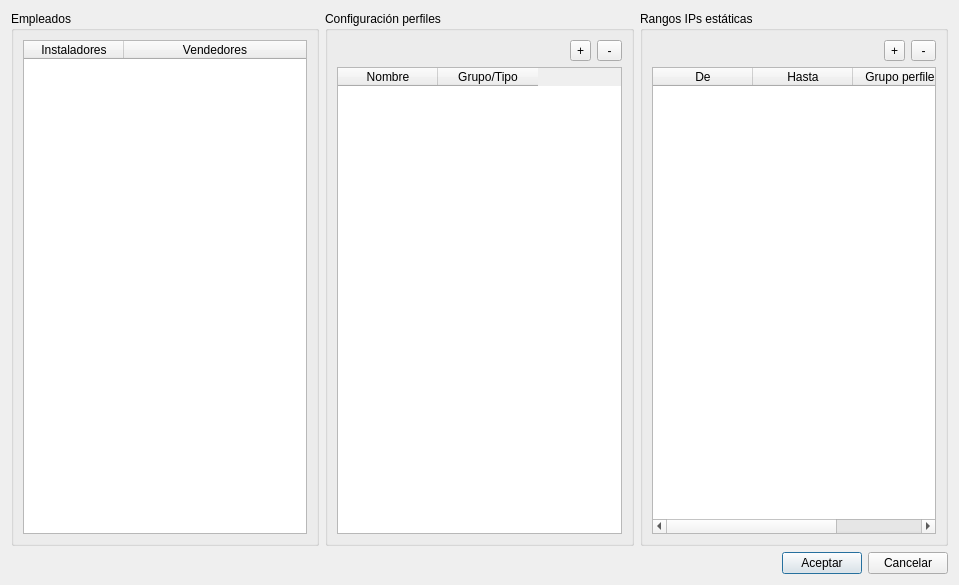
Before: the Qt Designer form Dialogs/DlgConfiguracion.ui in silderan/QMikPPPManager, drawn with Qt 5.
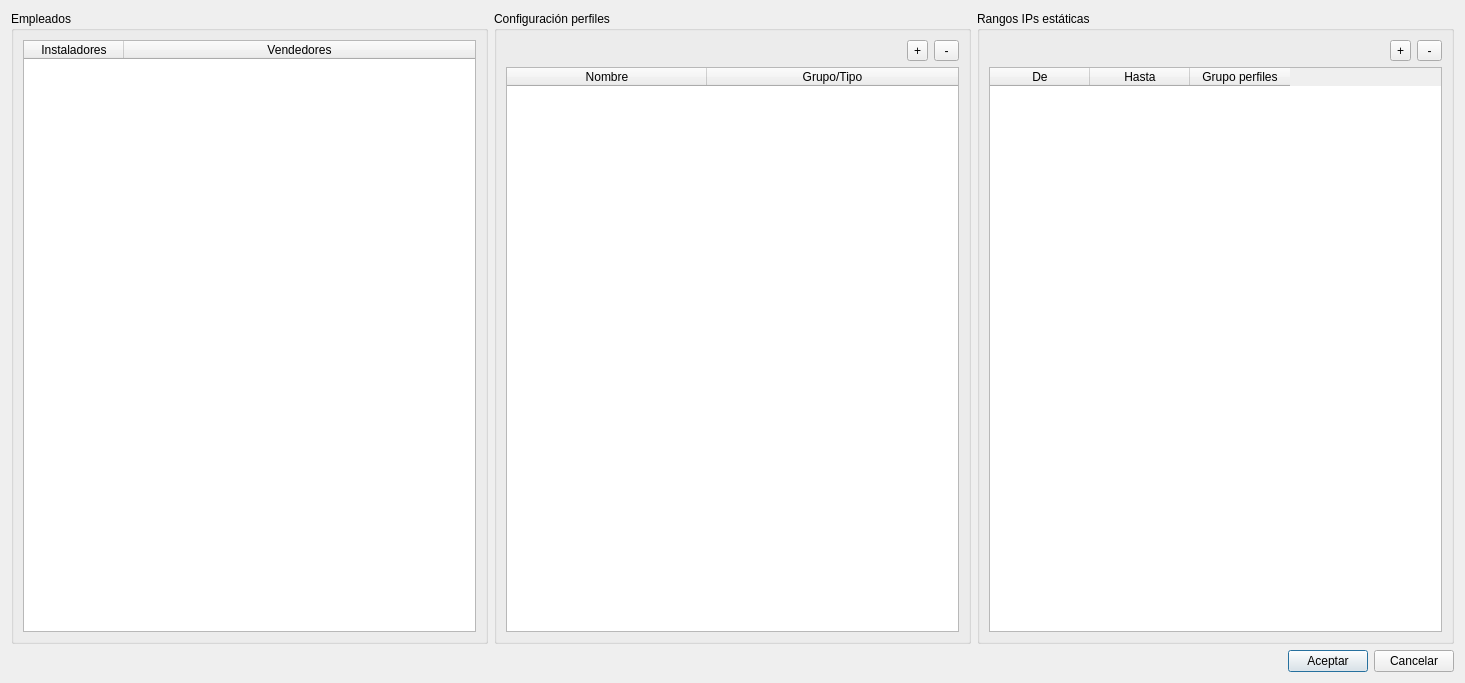
After: the same form once the commit is applied.

Diff of the .ui file:
```diff
--- a/Dialogs/DlgConfiguracion.ui
+++ b/Dialogs/DlgConfiguracion.ui
@@ -6,8 +6,8 @@
    <rect>
     <x>0</x>
     <y>0</y>
-    <width>959</width>
-    <height>585</height>
+    <width>1465</width>
+    <height>683</height>
    </rect>
   </property>
   <property name="windowTitle">
@@ -26,7 +26,7 @@
          <bool>true</bool>
         </attribute>
         <attribute name="verticalHeaderDefaultSectionSize">
-         <number>17</number>
+         <number>26</number>
         </attribute>
         <attribute name="verticalHeaderMinimumSectionSize">
          <number>15</number>
@@ -74,6 +74,24 @@
       </item>
       <item row="1" column="0" colspan="3">
        <widget class="QTableWidget" name="profilesTable">
+        <property name="wordWrap">
+         <bool>false</bool>
+        </property>
+        <property name="cornerButtonEnabled">
+         <bool>false</bool>
+        </property>
+        <attribute name="horizontalHeaderDefaultSectionSize">
+         <number>200</number>
+        </attribute>
+        <attribute name="horizontalHeaderStretchLastSection">
+         <bool>true</bool>
+        </attribute>
+        <attribute name="verticalHeaderDefaultSectionSize">
+         <number>30</number>
+        </attribute>
+        <attribute name="verticalHeaderMinimumSectionSize">
+         <number>30</number>
+        </attribute>
         <column>
          <property name="text">
           <string>Nombre</string>
```
